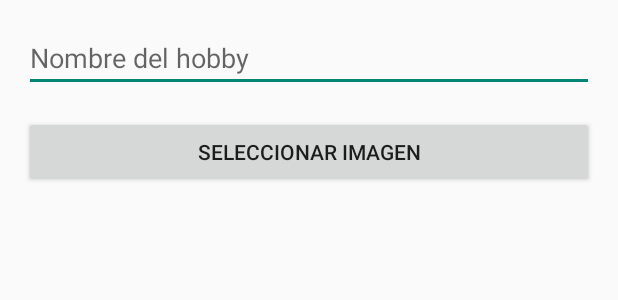
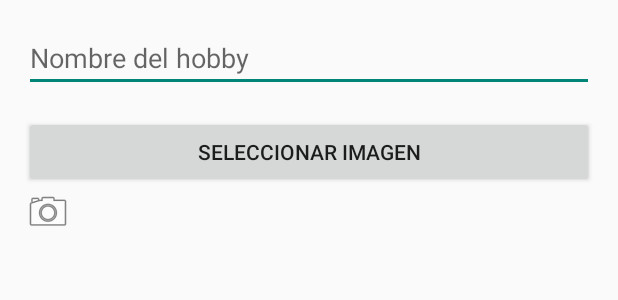
Before and after one commit to chachexd/aplicacionandroid, an Android app built with Jetpack Compose: the layout dialog_add_hobby.xml on its own in the app's theme, with its tools: preview values and no code run, on a phone screen of 412 x 824 dp. Shown: the top 300 px of the screen. Run offline under Robolectric (Android 15) with nearby library versions, the phone set to English and light mode, and no system bars.

Commit message:
por ahora bien 2

```diff
--- a/app/src/main/AndroidManifest.xml
+++ b/app/src/main/AndroidManifest.xml
@@ -6,6 +6,7 @@
     <!-- Permisos para leer y escribir en almacenamiento externo -->
     <uses-permission android:name="android.permission.READ_EXTERNAL_STORAGE" />
     <uses-permission android:name="android.permission.WRITE_EXTERNAL_STORAGE" />
+
 
     <application
         android:allowBackup="true"
--- a/app/src/main/res/layout/dialog_add_hobby.xml
+++ b/app/src/main/res/layout/dialog_add_hobby.xml
@@ -24,10 +24,12 @@
     <!-- Vista previa de la imagen seleccionada -->
     <ImageView
         android:id="@+id/ivImagen"
-        android:layout_width="100dp"
-        android:layout_height="100dp"
-        android:scaleType="centerCrop"
-        android:layout_gravity="center"
-        android:layout_marginTop="16dp" />
+        android:layout_width="wrap_content"
+        android:layout_height="wrap_content"
+        android:src="@android:drawable/ic_menu_camera"
+        android:contentDescription="Añadir imagen"
+        android:clickable="true"
+        android:focusable="true" />
+
 
 </LinearLayout>
```
Also changed, not shown: app/src/main/java/com/example/myapplication/AddHobbyDialogFragment.java (+14 -15 lines), app/src/main/java/com/example/myapplication/HobbiesFragment.java (+11 -2 lines).
